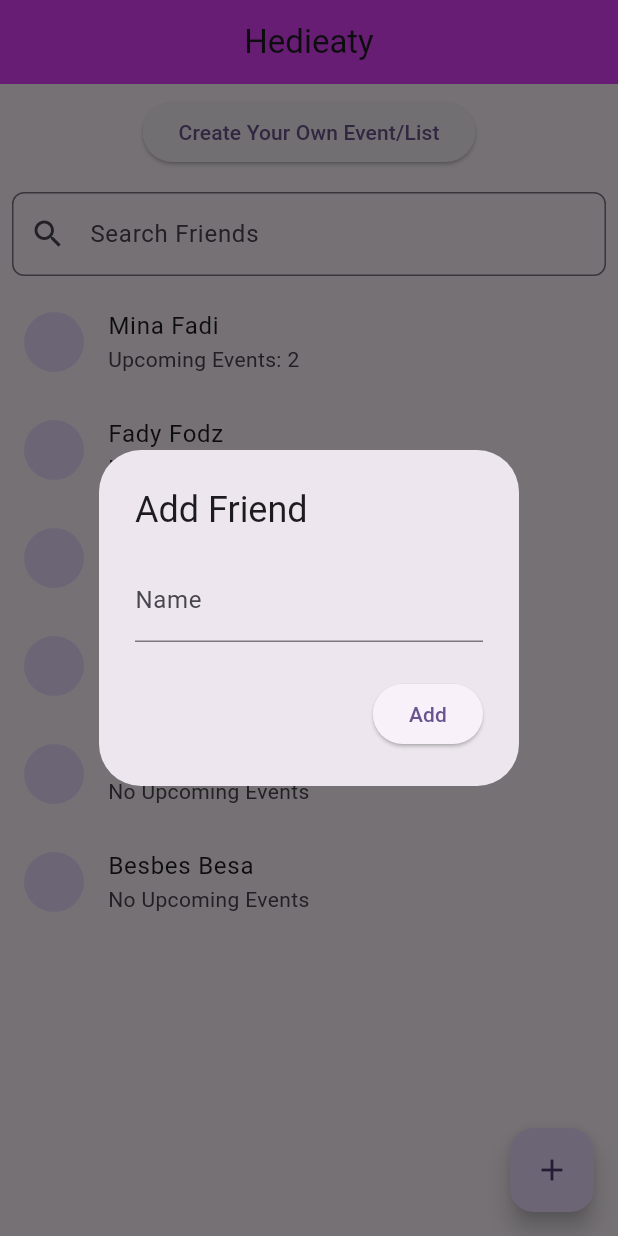
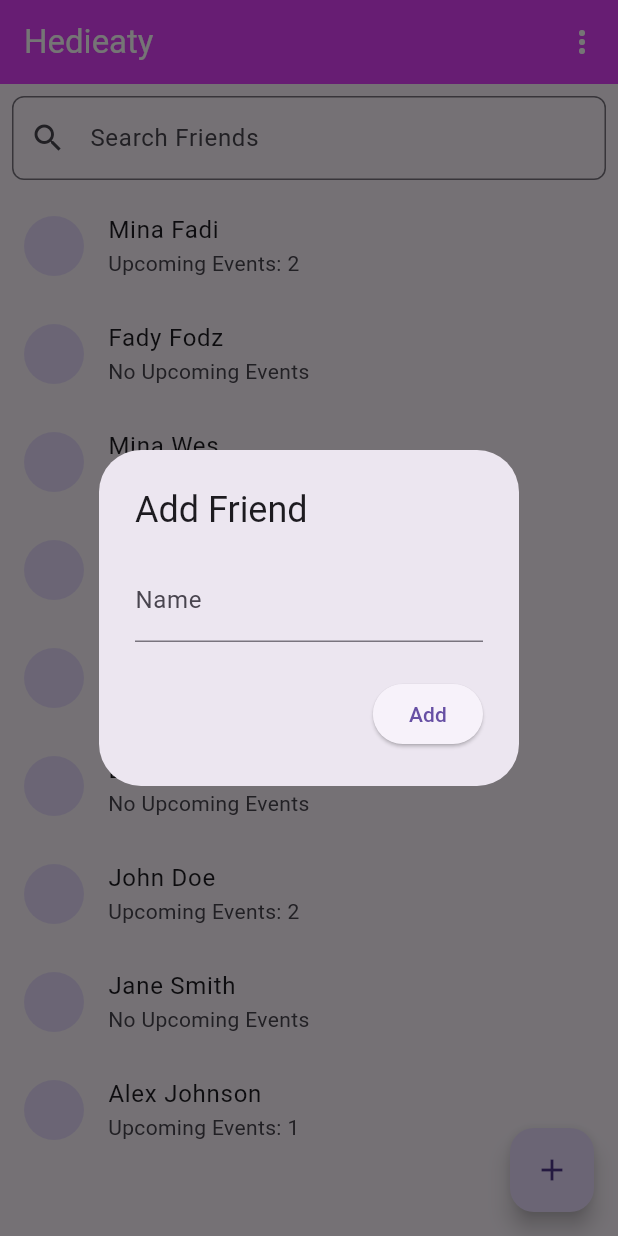
Before and after one commit to ShadyGirgis79/Hedieaty-Mobile-App, a Flutter app: the screen it shows after launch, after a tap on the "add" icon, on a phone screen of 412 x 824 dp. Run offline on Flutter 3.47's test engine with Material 3 defaults, Android fonts, the phone set to English and light mode, and no system bars; network calls fail.

Commit message:
Home Page "Create Event/List."

```diff
--- a/lib/main.dart
+++ b/lib/main.dart
@@ -1,4 +1,3 @@
-import 'dart:ffi';
 import 'package:flutter/material.dart';
 
 void main() {
@@ -13,8 +12,8 @@ class HedieatyApp extends StatelessWidget {
     return MaterialApp(
       title: 'Hedieaty App',
       theme: ThemeData(
-        colorScheme: ColorScheme.fromSeed(seedColor: Colors.deepPurple),
-        useMaterial3: true,
+        //colorScheme: ColorScheme.fromSeed(seedColor: Colors.deepPurple),
+        //useMaterial3: true,
       ),
       home: const MyHomePage(),
     );
@@ -36,6 +35,9 @@ class _MyHomePageState extends State<MyHomePage> {
     Friend(name: "Shady Shark", profileURL: 'https://via.placeholder.com/150', events: 5),
     Friend(name: "Matwa White", profileURL: 'https://via.placeholder.com/150', events: 0),
     Friend(name: "Besbes Besa", profileURL: 'https://via.placeholder.com/150', events: 0),
+    Friend(name: "John Doe", profileURL: 'https://via.placeholder.com/150', events: 2),
+    Friend(name: "Jane Smith", profileURL: 'https://via.placeholder.com/150', events: 0),
+    Friend(name: "Alex Johnson", profileURL: 'https://via.placeholder.com/150', events: 1),
   ];
 
   List<Friend> filteredFriends = [];  // To hold the search results
@@ -99,27 +101,14 @@ class _MyHomePageState extends State<MyHomePage> {
     );
   }
 
-  // Method to handle creating a new event or gift list
-  void _createEventOrList() {
-    // Implementation of creating a new event or gift list can be added here.
-    // For now, it just shows a simple dialog.
-    showDialog(
-      context: context,
-      builder: (BuildContext context) {
-        return AlertDialog(
-          title: Text("Create Event/List"),
-          content: Text("You can create a new event or gift list here."),
-          actions: [
-            ElevatedButton(
-              onPressed: () {
-                Navigator.of(context).pop();
-              },
-              child: Text("OK"),
-            ),
-          ],
-        );
-      },
-    );
+  // Function to handle option selected from the 3-dot menu
+  void _onMenuSelected(String value) {
+    if (value == 'create_event_list') {
+      // Action to create a new event or list
+      ScaffoldMessenger.of(context).showSnackBar(
+        SnackBar(content: Text('Create Your Own Event/List selected')),
+      );
+    }
   }
 
   @override
@@ -127,18 +116,24 @@ class _MyHomePageState extends State<MyHomePage> {
     return Scaffold(
       appBar: AppBar(
         title: const Text("Hedieaty"),
-        centerTitle: true,
+        foregroundColor: Colors.white,
         backgroundColor: Colors.purpleAccent,
+        actions: [
+          PopupMenuButton<String>(
+            onSelected: _onMenuSelected,  // Handle the selection
+            itemBuilder: (BuildContext context) {
+              return [
+                PopupMenuItem(
+                  value: 'create_event_list',
+                  child: Text('Create Your Own Event/List'),
+                ),
+              ];
+            },
+          ),
+        ],
       ),
       body: Column(
         children: [
-          Padding(
-            padding: const EdgeInsets.all(8.0),
-            child: ElevatedButton(
-              onPressed: _createEventOrList,  // Calls the method to create event/list
-              child: const Text("Create Your Own Event/List"),
-            ),
-          ),
           Padding(
             padding: const EdgeInsets.all(8.0),
             child: TextField(
```
